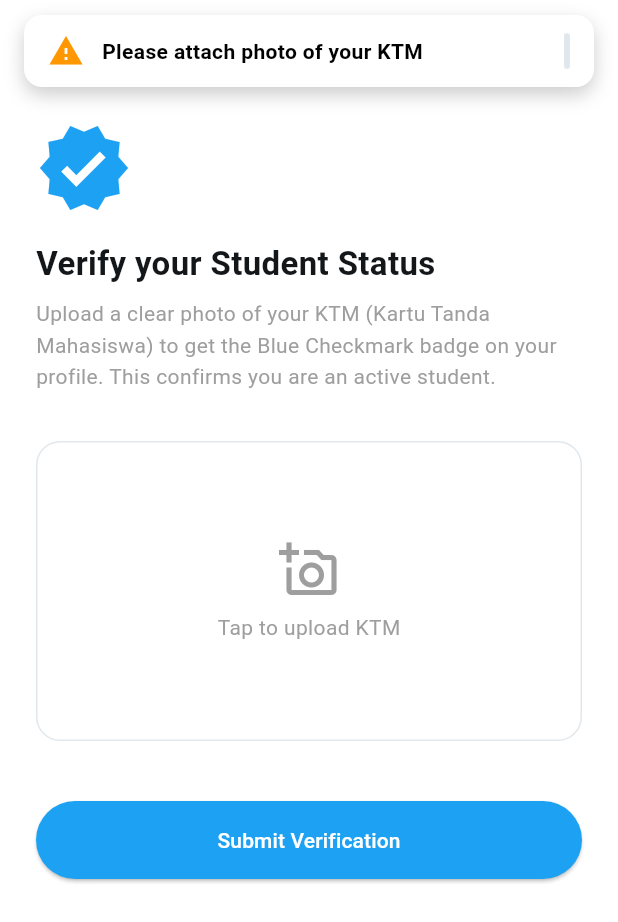
After one commit to blankony/myfirebaseflutterapp, a Flutter app: the KtmVerificationScreen screen opened directly, after a tap on "Submit Verification", on a phone screen of 412 x 824 dp. The commit adds this screen. Shown: the top 922 px of the screen. Run offline on Flutter 3.47's test engine with Material 3 defaults, Android fonts, the phone set to English and light mode, and no system bars; our stand-ins replace cached_network_image, cloud_firestore, firebase_auth, firebase_core, flutter_cache_manager, flutter_dotenv and 13 more; missing offline and left inert: badword_guard, video_compress, visual_detector_ai; accounts and stored records are empty.

Commit message:
Add Verified Accounts Checkmarks and Verification
Accounts need email to be verified before posting
and need KTM picture to confirm they are a PNJ Officials
so they can have a blue checkmarks

```diff
--- /dev/null
+++ b/lib/screens/ktm_verification_screen.dart
@@ -0,0 +1,151 @@
+import 'dart:io';
+import 'package:flutter/material.dart';
+import 'package:image_picker/image_picker.dart';
+import 'package:cloud_firestore/cloud_firestore.dart';
+import 'package:firebase_auth/firebase_auth.dart';
+import '../services/cloudinary_service.dart';
+import '../services/overlay_service.dart';
+import '../main.dart';
+
+class KtmVerificationScreen extends StatefulWidget {
+  const KtmVerificationScreen({super.key});
+
+  @override
+  State<KtmVerificationScreen> createState() => _KtmVerificationScreenState();
+}
+
+class _KtmVerificationScreenState extends State<KtmVerificationScreen> {
+  File? _ktmImage;
+  bool _isUploading = false;
+  final CloudinaryService _cloudinaryService = CloudinaryService();
+
+  Future<void> _pickImage(ImageSource source) async {
+    final picker = ImagePicker();
+    final XFile? pickedFile = await picker.pickImage(source: source, imageQuality: 80);
+
+    if (pickedFile != null) {
+      setState(() {
+        _ktmImage = File(pickedFile.path);
+      });
+    }
+  }
+
+  Future<void> _submitVerification() async {
+    if (_ktmImage == null) {
+      OverlayService().showTopNotification(context, "Please attach photo of your KTM", Icons.warning, (){}, color: Colors.orange);
+      return;
+    }
+
+    setState(() => _isUploading = true);
+    final user = FirebaseAuth.instance.currentUser;
+
+    try {
+      // 1. Upload Image
+      final String? url = await _cloudinaryService.uploadImage(_ktmImage!);
+
+      if (url != null && user != null) {
+        // 2. Update Firestore
+        await FirebaseFirestore.instance.collection('users').doc(user.uid).update({
+          'ktmUrl': url,
+          'verificationStatus': 'pending', // pending, verified, rejected
+          'submittedAt': FieldValue.serverTimestamp(),
+        });
+
+        if (mounted) {
+          OverlayService().showTopNotification(context, "Submitted for review!", Icons.check_circle, (){}, color: Colors.green);
+          Navigator.pop(context);
+        }
+      } else {
+        throw Exception("Upload failed");
+      }
+    } catch (e) {
+      if (mounted) OverlayService().showTopNotification(context, "Submission failed", Icons.error, (){}, color: Colors.red);
+    } finally {
+      if (mounted) setState(() => _isUploading = false);
+    }
+  }
+
+  @override
+  Widget build(BuildContext context) {
+    return Scaffold(
+      appBar: AppBar(title: const Text("Get Verified Badge")),
+      body: SingleChildScrollView(
+        padding: const EdgeInsets.all(24.0),
+        child: Column(
+          crossAxisAlignment: CrossAxisAlignment.start,
+          children: [
+            const Icon(Icons.verified, size: 64, color: TwitterTheme.blue),
+            const SizedBox(height: 16),
+            const Text(
+              "Verify your Student Status",
+              style: TextStyle(fontSize: 22, fontWeight: FontWeight.bold),
+            ),
+            const SizedBox(height: 8),
+            const Text(
+              "Upload a clear photo of your KTM (Kartu Tanda Mahasiswa) to get the Blue Checkmark badge on your profile. This confirms you are an active student.",
+              style: TextStyle(color: Colors.grey, height: 1.5),
+            ),
+            const SizedBox(height: 32),
+
+            // Image Picker Area
+            GestureDetector(
+              onTap: () => _pickImage(ImageSource.gallery),
+              child: Container(
+                height: 200,
+                width: double.infinity,
+                decoration: BoxDecoration(
+                  color: Theme.of(context).cardColor,
+                  borderRadius: BorderRadius.circular(16),
+                  border: Border.all(color: Theme.of(context).dividerColor),
+                  image: _ktmImage != null
+                    ? DecorationImage(image: FileImage(_ktmImage!), fit: BoxFit.cover)
+                    : null
+                ),
+                child: _ktmImage == null
+                  ? Column(
+                      mainAxisAlignment: MainAxisAlignment.center,
+                      children: const [
+                        Icon(Icons.add_a_photo_outlined, size: 40, color: Colors.grey),
+                        SizedBox(height: 8),
+                        Text("Tap to upload KTM", style: TextStyle(color: Colors.grey)),
+                      ],
+                    )
+                  : null,
+              ),
+            ),
+
+            if (_ktmImage != null)
+              Padding(
+                padding: const EdgeInsets.only(top: 16.0),
+                child: Center(
+                  child: TextButton.icon(
+                    onPressed: () => _pickImage(ImageSource.camera),
+                    icon: const Icon(Icons.camera_alt),
+                    label: const Text("Retake Photo"),
+                  ),
+                ),
+              ),
+
+            const SizedBox(height: 40),
+
+            SizedBox(
+              width: double.infinity,
+              child: ElevatedButton(
+                onPressed: _isUploading ? null : _submitVerification,
+                style: ElevatedButton.styleFrom(
+                  backgroundColor: TwitterTheme.blue,
+                  foregroundColor: Colors.white,
+                  padding: const EdgeInsets.symmetric(vertical: 16),
+                  shape: RoundedRectangleBorder(borderRadius: BorderRadius.circular(30)),
+                ),
+                child: _isUploading
+                  ? const SizedBox(width: 20, height: 20, child: CircularProgressIndicator(color: Colors.white, strokeWidth: 2))
+                  : const Text("Submit Verification"),
+              ),
+            ),
+          ],
+        ),
+      ),
+    );
+  }
+}
```
Also changed, not shown: lib/screens/create_post_screen.dart (+117 -96 lines), lib/screens/dashboard/home_dashboard.dart (+100 -30 lines), lib/screens/dashboard/profile_page.dart (+53 -10 lines).
